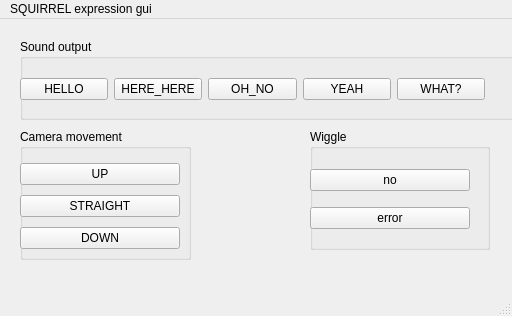
The window that squirrel_expression/src/expression_gui.ui (squirrel-project/squirrel_hri) describes before a commit, drawn with Qt 5.
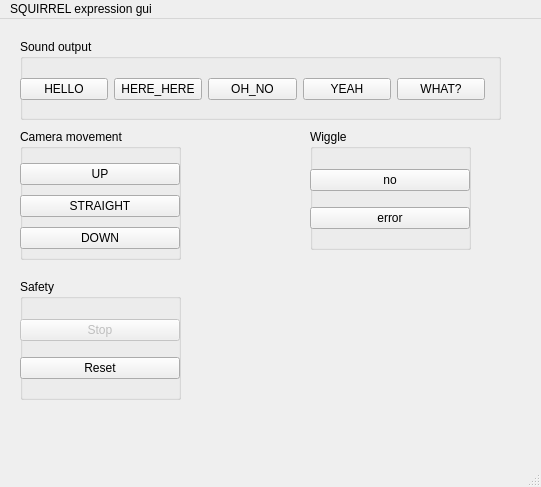
The same window after the commit. Icons and pictures are not drawn.

Commit message: extending the GUI to do more

Patch:
```diff
--- a/squirrel_expression/src/expression_gui.ui
+++ b/squirrel_expression/src/expression_gui.ui
@@ -6,8 +6,8 @@
    <rect>
     <x>0</x>
     <y>0</y>
-    <width>512</width>
-    <height>316</height>
+    <width>541</width>
+    <height>487</height>
    </rect>
   </property>
   <property name="windowTitle">
@@ -19,7 +19,7 @@
      <rect>
       <x>20</x>
       <y>110</y>
-      <width>171</width>
+      <width>161</width>
       <height>131</height>
      </rect>
     </property>
@@ -68,7 +68,7 @@
      <rect>
       <x>310</x>
       <y>110</y>
-      <width>180</width>
+      <width>161</width>
       <height>121</height>
      </rect>
     </property>
@@ -107,7 +107,7 @@
      <rect>
       <x>20</x>
       <y>20</y>
-      <width>521</width>
+      <width>481</width>
       <height>81</height>
      </rect>
     </property>
@@ -162,13 +162,55 @@
      </layout>
     </widget>
    </widget>
+   <widget class="QGroupBox" name="groupBox_4">
+    <property name="geometry">
+     <rect>
+      <x>20</x>
+      <y>260</y>
+      <width>161</width>
+      <height>121</height>
+     </rect>
+    </property>
+    <property name="title">
+     <string>Safety</string>
+    </property>
+    <widget class="QWidget" name="verticalLayoutWidget_4">
+     <property name="geometry">
+      <rect>
+       <x>0</x>
+       <y>30</y>
+       <width>160</width>
+       <height>80</height>
+      </rect>
+     </property>
+     <layout class="QVBoxLayout" name="verticalLayout_3">
+      <item>
+       <widget class="QPushButton" name="safetyStopButton">
+        <property name="enabled">
+         <bool>false</bool>
+        </property>
+        <property name="text">
+         <string>Stop</string>
+        </property>
+       </widget>
+      </item>
+      <item>
+       <widget class="QPushButton" name="safetyResetButton">
+        <property name="text">
+         <string>Reset</string>
+        </property>
+       </widget>
+      </item>
+     </layout>
+    </widget>
+   </widget>
   </widget>
   <widget class="QMenuBar" name="menubar">
    <property name="geometry">
     <rect>
      <x>0</x>
      <y>0</y>
-     <width>512</width>
+     <width>541</width>
      <height>25</height>
     </rect>
    </property>
```
Left out of the diff: 8 changed lines with no effect on the pictures. The commit also changes 2 other files.
